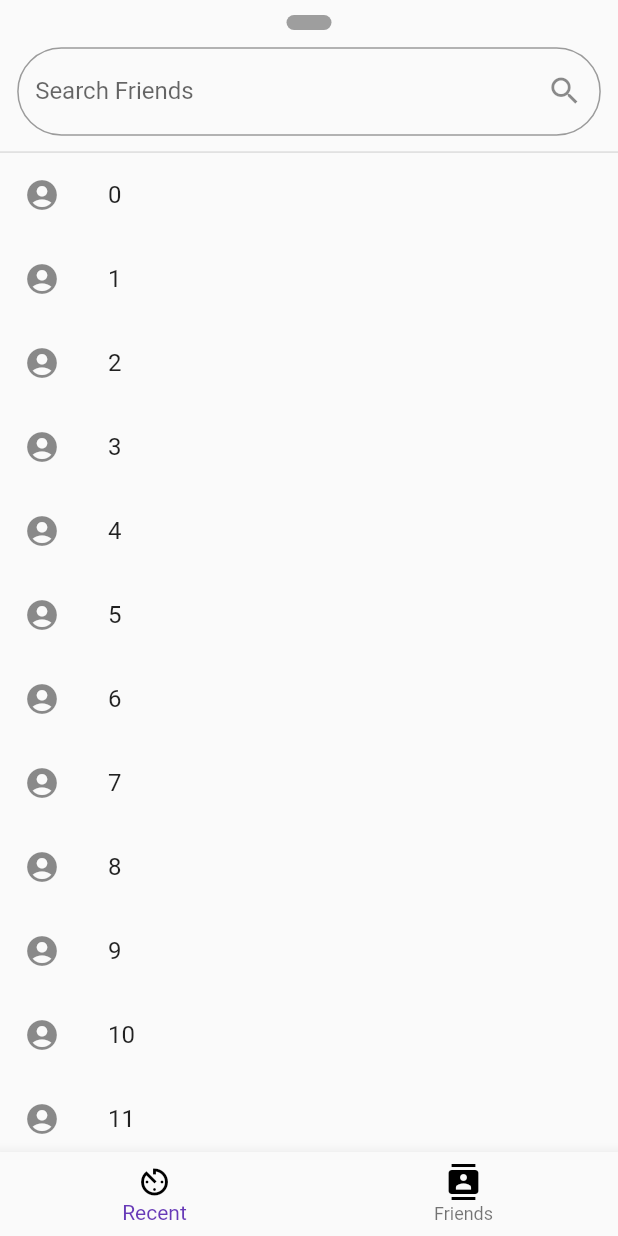
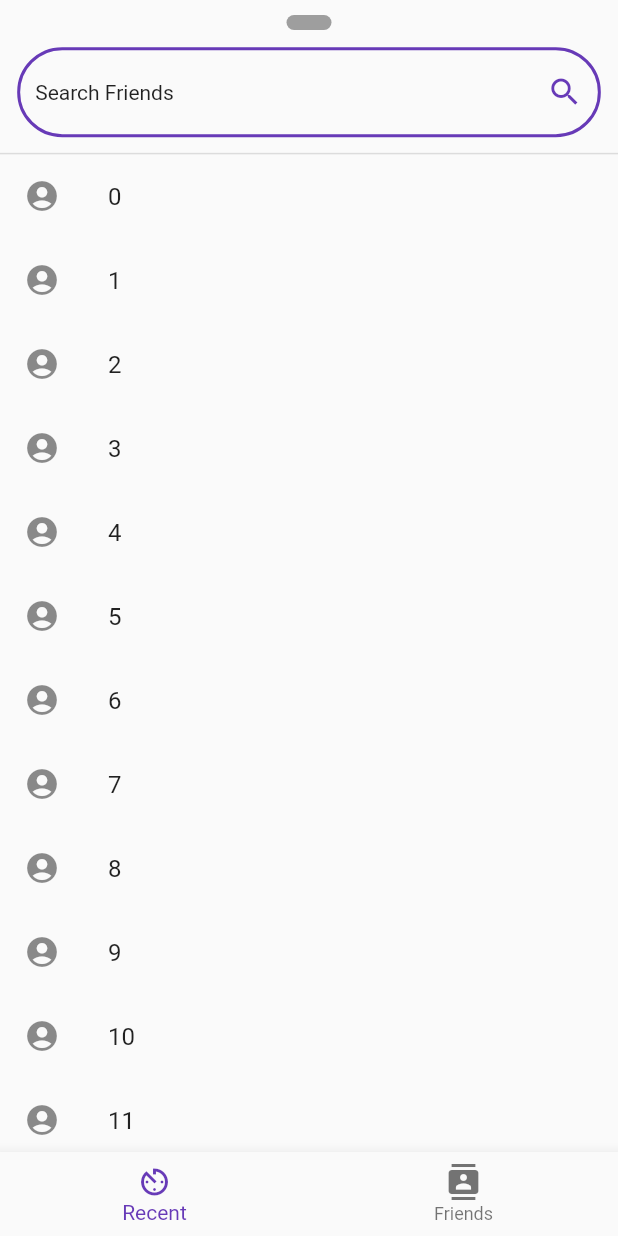
Before and after one commit to IronHeartDan/sharebits, a Flutter app: the ExplorerScreen screen opened directly, on a phone screen of 412 x 824 dp. Run offline on Flutter 3.47's test engine with Material 2 defaults, Android fonts, the phone set to English and light mode, and no system bars; our stand-ins replace flutter_screenutil, permission_handler; missing offline and left inert: flutter_webrtc.

Commit message:
Explorer Screen interactions

```diff
--- a/lib/screens/explore_screen.dart
+++ b/lib/screens/explore_screen.dart
@@ -1,5 +1,6 @@
 import 'package:flutter/material.dart';
 import 'package:flutter_screenutil/flutter_screenutil.dart';
+import 'package:sharebits/utils/custom_search.dart';
 
 class ExplorerScreen extends StatefulWidget {
   const ExplorerScreen({Key? key}) : super(key: key);
@@ -9,6 +10,17 @@ class ExplorerScreen extends StatefulWidget {
 }
 
 class _ExplorerScreenState extends State<ExplorerScreen> {
+  final _pageController = PageController();
+  int currentPage = 0;
+
+  @override
+  void initState() {
+    super.initState();
+    _pageController.addListener(() {
+      setState(() {});
+    });
+  }
+
   @override
   Widget build(BuildContext context) {
     return Scaffold(
@@ -26,13 +38,27 @@ class _ExplorerScreenState extends State<ExplorerScreen> {
           ),
           Padding(
             padding: EdgeInsets.all(30.w),
-            child: TextFormField(
-              decoration: const InputDecoration(
-                  suffixIcon: Icon(Icons.search),
-                  floatingLabelBehavior: FloatingLabelBehavior.never,
-                  label: Text("Search Friends"),
-                  border: OutlineInputBorder(
-                      borderRadius: BorderRadius.all(Radius.circular(50)))),
+            child: GestureDetector(
+              onTap: () {
+                showSearch(context: context, delegate: CustomSearch());
+              },
+              child: Container(
+                padding: const EdgeInsets.all(10),
+                height: 60,
+                decoration: BoxDecoration(
+                    borderRadius: const BorderRadius.all(Radius.circular(50)),
+                    border: Border.all(width: 2, color: Colors.deepPurple)),
+                child: Row(
+                  mainAxisAlignment: MainAxisAlignment.spaceBetween,
+                  children: const [
+                    Text("Search Friends"),
+                    Icon(
+                      Icons.search,
+                      color: Colors.deepPurple,
+                    )
+                  ],
+                ),
+              ),
             ),
           ),
           const Divider(
@@ -41,6 +67,9 @@ class _ExplorerScreenState extends State<ExplorerScreen> {
           ),
           Expanded(
             child: PageView(
+              controller: _pageController,
+              physics:
+                  const ScrollPhysics(parent: NeverScrollableScrollPhysics()),
               children: [
                 ListView.builder(itemBuilder: (context, index) {
                   return ListTile(
@@ -54,20 +83,27 @@ class _ExplorerScreenState extends State<ExplorerScreen> {
               ],
             ),
           ),
-          BottomNavigationBar(items: const [
+        ],
+      ),
+      bottomNavigationBar: BottomNavigationBar(
+        onTap: ((value) {
+          _pageController.jumpToPage(value);
+          setState(() {
+            currentPage = value;
+          });
+        }),
+        currentIndex: currentPage,
+        items: const [
           BottomNavigationBarItem(
               icon: Icon(
                 Icons.av_timer,
-                  color: Colors.black,
               ),
               label: "Recent"),
           BottomNavigationBarItem(
               icon: Icon(
                 Icons.contacts,
-                  color: Colors.black,
               ),
               label: "Friends")
-          ])
         ],
       ),
     );
--- /dev/null
+++ b/lib/utils/custom_search.dart
@@ -0,0 +1,31 @@
+import 'package:flutter/material.dart';
+
+class CustomSearch extends SearchDelegate {
+  @override
+  List<Widget>? buildActions(BuildContext context) {
+    return [];
+  }
+
+  @override
+  Widget? buildLeading(BuildContext context) {
+    return InkWell(
+        onTap: () {
+          Navigator.of(context).pop();
+        },
+        child: const Icon(Icons.arrow_back));
+  }
+
+  @override
+  Widget buildResults(BuildContext context) {
+    return ListView(
+      children: [],
+    );
+  }
+
+  @override
+  Widget buildSuggestions(BuildContext context) {
+    return ListView(
+      children: [],
+    );
+  }
+}
```
Also changed, not shown: lib/screens/home_screen.dart (+23 -7 lines). Lines whose indentation alone changed are shown as unchanged.
